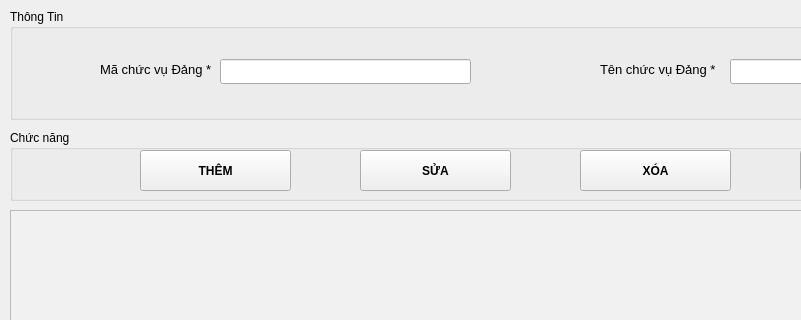
Old version of the form ui/FormChucVuDangVien.ui in the repository namchuminh/PyQT5_QLDangVien; both pictures show x 0 to 801 and y 0 to 320 of the 1101 by 681 pixel window.
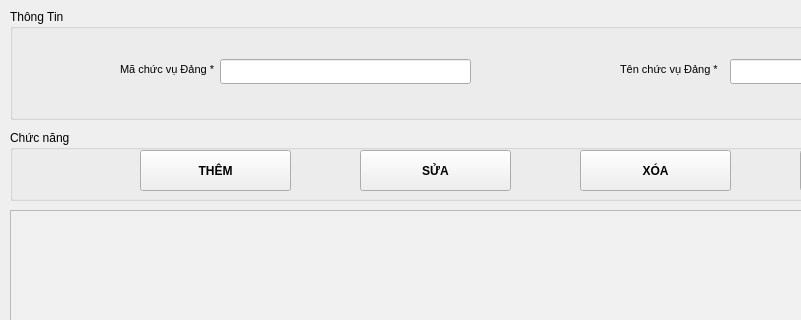
New version of the form.

What changed in the file:
```diff
--- a/ui/FormChucVuDangVien.ui
+++ b/ui/FormChucVuDangVien.ui
@@ -38,15 +38,15 @@
    <widget class="QLabel" name="label">
     <property name="geometry">
      <rect>
-      <x>90</x>
+      <x>110</x>
       <y>50</y>
-      <width>111</width>
+      <width>101</width>
       <height>21</height>
      </rect>
     </property>
     <property name="font">
      <font>
-      <pointsize>10</pointsize>
+      <pointsize>8</pointsize>
      </font>
     </property>
     <property name="text">
@@ -56,15 +56,15 @@
    <widget class="QLabel" name="label_2">
     <property name="geometry">
      <rect>
-      <x>590</x>
+      <x>610</x>
       <y>50</y>
-      <width>121</width>
+      <width>101</width>
       <height>21</height>
      </rect>
     </property>
     <property name="font">
      <font>
-      <pointsize>10</pointsize>
+      <pointsize>8</pointsize>
      </font>
     </property>
     <property name="text">
```
